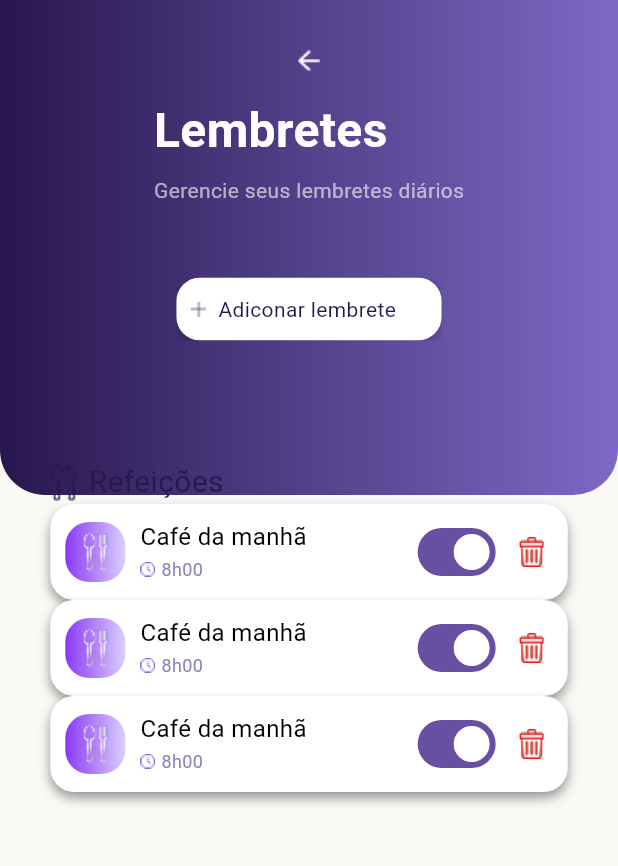
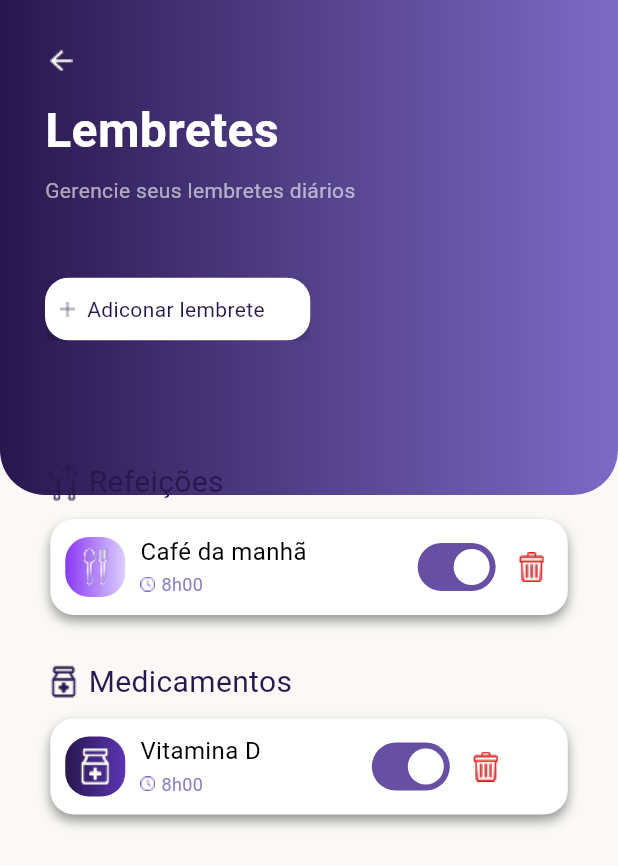
Before and after one commit to Josef-per/iris, a Flutter app: the screen it shows after launch, on a phone screen of 412 x 824 dp. Shown: the top 866 px of the screen. Run offline on Flutter 3.47's test engine with Material 3 defaults, Android fonts, the phone set to English and light mode, and no system bars; our stand-ins replace flutter_dotenv, qr_flutter, supabase_flutter; missing offline and left inert: mobile_scanner; accounts and stored records are empty.

Commit message:
refactor: Finalização da composição da screen lembretes

```diff
--- a/lib/screens/lembretes_screen.dart
+++ b/lib/screens/lembretes_screen.dart
@@ -3,6 +3,8 @@ import 'package:iris/widgets/app_filled_button_pre_icon.dart';
 import 'package:iris/widgets/app_function_gradient_decoration.dart';
 import 'package:iris/widgets/app_function_headers.dart';
 import 'package:iris/widgets/app_lembretes_field.dart';
+import 'package:iris/widgets/app_lembretes_list_medicamentos.dart';
+import 'package:iris/widgets/app_lembretes_list_refeicao.dart';
 
 class LembretesScreen extends StatelessWidget {
   LembretesScreen({super.key});
@@ -11,7 +13,7 @@ class LembretesScreen extends StatelessWidget {
   Widget build(BuildContext context) {
     return AppFunctionGradientDecoration(
       content: Column(
-        mainAxisAlignment: MainAxisAlignment.start,
+        crossAxisAlignment: CrossAxisAlignment.start,
         children: [
           AppFunctionHeaders(
             onTap: () {},
@@ -35,16 +37,26 @@ class LembretesScreen extends StatelessWidget {
           Column(
             children: [
               //Title
-              //=-=-=-==-=-=-=-=-=-=-=-
-              //Resolver o problema de mostrar os componentes ainda hoje
-              //=-=-=-=-=-=-=-=-=-=-=-=-
               AppLembretesField(
                 iconSection: 'assets/icons/GarfoColher_purple.png',
                 textSection: 'Refeições',
               ),
 
               //espaçamento
-              SizedBox(height: 4),
+              SizedBox(height: 10),
+
+              AppLembretesListRefeicao(),
+
+              SizedBox(height: 30),
+
+              AppLembretesField(
+                iconSection: 'assets/icons/FrascoRemedio_purple.png',
+                textSection: 'Medicamentos',
+              ),
+
+              SizedBox(height: 10),
+
+              AppLembretesListMedicamentos(),
             ],
           ),
         ],
--- a/lib/widgets/app_function_headers.dart
+++ b/lib/widgets/app_function_headers.dart
@@ -17,7 +17,7 @@ class AppFunctionHeaders extends StatelessWidget {
   @override
   Widget build(BuildContext context) {
     return Column(
-      mainAxisAlignment: MainAxisAlignment.start,
+      crossAxisAlignment: CrossAxisAlignment.start,
       children: [
         AppIconsButtons(
           onTap: () {},
--- a/lib/widgets/app_lembretes_content.dart
+++ b/lib/widgets/app_lembretes_content.dart
@@ -8,6 +8,8 @@ class AppLembretesContent extends StatelessWidget {
   final String iconPath;
   final String textName;
   final String textTime;
+  final bool isActive;
+  final ValueChanged<bool> onSwitchChanged;
 
   const AppLembretesContent({
     super.key,
@@ -16,6 +18,8 @@ class AppLembretesContent extends StatelessWidget {
     required this.iconPath,
     required this.textName,
     required this.textTime,
+    required this.isActive,
+    required this.onSwitchChanged,
   });
 
   @override
@@ -91,7 +95,7 @@ class AppLembretesContent extends StatelessWidget {
 
             SizedBox(width: 70),
 
-            AppSwitchLembretes(),
+            AppSwitchLembretes(value: isActive, onChanged: onSwitchChanged),
 
             SizedBox(width: 10),
 
--- a/lib/widgets/app_lembretes_field.dart
+++ b/lib/widgets/app_lembretes_field.dart
@@ -1,5 +1,4 @@
 import 'package:flutter/material.dart';
-import 'package:iris/widgets/app_lembretes_content.dart';
 
 class AppLembretesField extends StatelessWidget {
   final String iconSection;
@@ -26,31 +25,6 @@ class AppLembretesField extends StatelessWidget {
             ),
           ],
         ),
-
-        //Content
-        AppLembretesContent(
-          gradientIconColor1: const Color(0xFF8A38F5),
-          gradientIconColor2: const Color(0xFFDBCFFF),
-          iconPath: 'assets/icons/GarfoColher_white.png',
-          textName: 'Café da manhã',
-          textTime: '8h00',
-        ),
-
-        AppLembretesContent(
-          gradientIconColor1: const Color(0xFF8A38F5),
-          gradientIconColor2: const Color(0xFFDBCFFF),
-          iconPath: 'assets/icons/GarfoColher_white.png',
-          textName: 'Café da manhã',
-          textTime: '8h00',
-        ),
-
-        AppLembretesContent(
-          gradientIconColor1: const Color(0xFF8A38F5),
-          gradientIconColor2: const Color(0xFFDBCFFF),
-          iconPath: 'assets/icons/GarfoColher_white.png',
-          textName: 'Café da manhã',
-          textTime: '8h00',
-        ),
       ],
     );
   }
--- /dev/null
+++ b/lib/widgets/app_lembretes_list_medicamentos.dart
@@ -0,0 +1,34 @@
+import 'package:flutter/material.dart';
+import 'package:iris/widgets/app_lembretes_content.dart';
+
+class AppLembretesListMedicamentos extends StatefulWidget {
+  const AppLembretesListMedicamentos({super.key});
+
+  @override
+  State<AppLembretesListMedicamentos> createState() => AppLembretesListState();
+}
+
+class AppLembretesListState extends State<AppLembretesListMedicamentos> {
+  bool ativo = true;
+
+  @override
+  Widget build(BuildContext context) {
+    return Column(
+      children: [
+        AppLembretesContent(
+          gradientIconColor1: Color(0xFF28174E),
+          gradientIconColor2: Color(0xFF5C35B4),
+          iconPath: 'assets/icons/FrascoRemedio_white.png',
+          textName: 'Vitamina D',
+          textTime: '8h00',
+          isActive: ativo,
+          onSwitchChanged: (value) {
+            setState(() {
+              ativo = value;
+            });
+          },
+        ),
+      ],
+    );
+  }
+}
--- /dev/null
+++ b/lib/widgets/app_lembretes_list_refeicao.dart
@@ -0,0 +1,36 @@
+import 'package:flutter/material.dart';
+import 'package:iris/widgets/app_lembretes_content.dart';
+
+class AppLembretesListRefeicao extends StatefulWidget {
+  const AppLembretesListRefeicao({super.key});
+
+  @override
+  State<AppLembretesListRefeicao> createState() => AppLembretesListState();
+}
+
+class AppLembretesListState extends State<AppLembretesListRefeicao> {
+  bool ativo = true;
+
+  @override
+  Widget build(BuildContext context) {
+    return Column(
+      children: [
+        AppLembretesContent(
+          gradientIconColor1: Color(0xFF8A38F5),
+          gradientIconColor2: Color(0xFFDBCFFF),
+          iconPath: 'assets/icons/GarfoColher_white.png',
+          textName: 'Café da manhã',
+          textTime: '8h00',
+
+          isActive: ativo,
+
+          onSwitchChanged: (value) {
+            setState(() {
+              ativo = value;
+            });
+          },
+        ),
+      ],
+    );
+  }
+}
--- a/lib/widgets/app_switch_lembretes.dart
+++ b/lib/widgets/app_switch_lembretes.dart
@@ -1,24 +1,17 @@
 import 'package:flutter/material.dart';
 
-class AppSwitchLembretes extends StatefulWidget {
-  @override
-  State<StatefulWidget> createState() {
-    return _AppSwitchLembretesState();
-  }
-}
+class AppSwitchLembretes extends StatelessWidget {
+  final bool value;
+  final ValueChanged<bool> onChanged;
 
-class _AppSwitchLembretesState extends State<AppSwitchLembretes> {
-  bool light = true;
+  const AppSwitchLembretes({
+    super.key,
+    required this.value,
+    required this.onChanged,
+  });
 
   @override
   Widget build(BuildContext context) {
-    return Switch(
-      value: true,
-      onChanged: (bool value) => {
-        setState(() {
-          light = value;
-        }),
-      },
-    );
+    return Switch(value: value, onChanged: onChanged);
   }
 }
```
